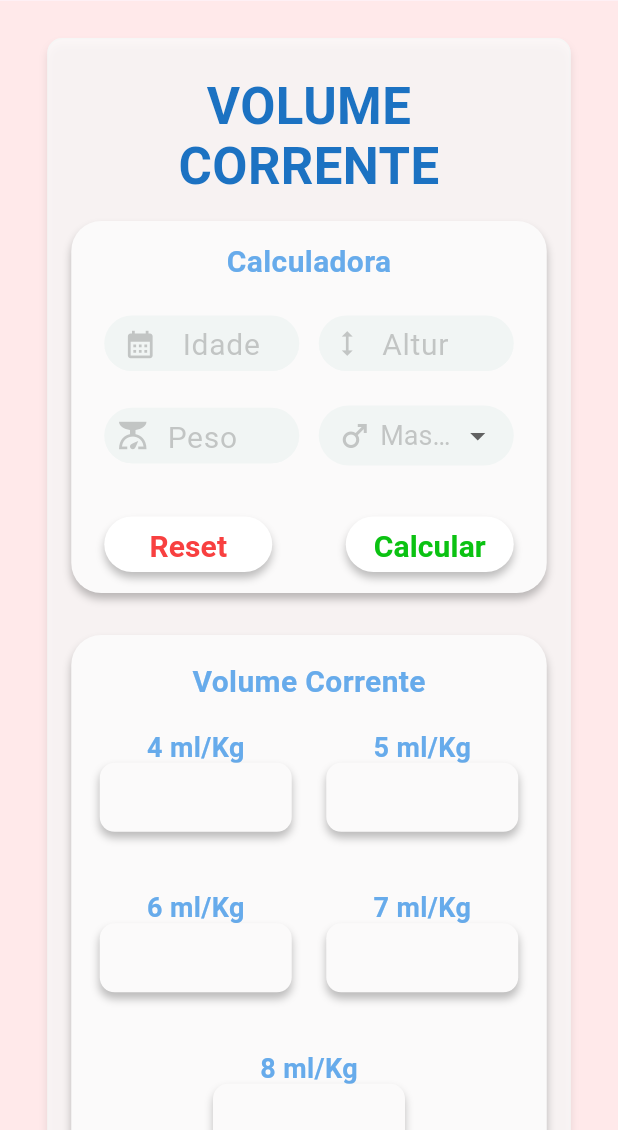
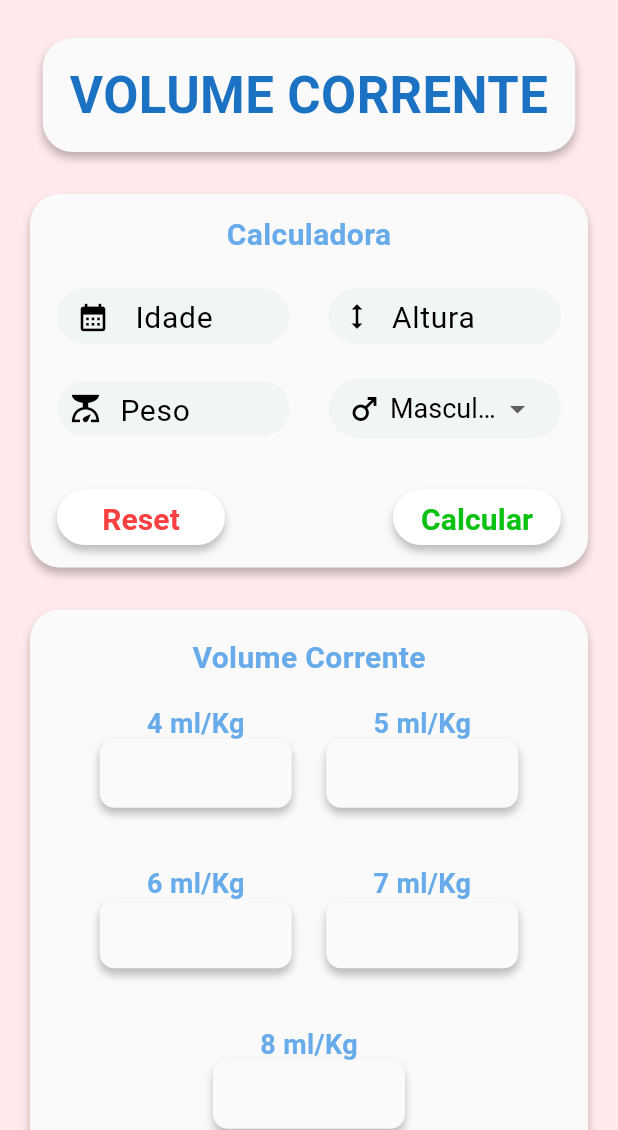
Before and after one commit to lucasvinicius73/airped, a Flutter app: the VolumeCorrentePage screen opened by its route, on a phone screen of 412 x 824 dp, the part 106-1236 px from its top. Run offline on Flutter 3.47's test engine with Material 3 defaults, Android fonts, the phone set to English and light mode, and no system bars; our stand-ins replace fluttertoast, get_it, google_fonts.

Commit message:
Removendo o Container de fundo para ter mais espaço

```diff
--- /dev/null
+++ b/lib/Widgets/custom_decoration.dart
@@ -0,0 +1,18 @@
+import 'package:flutter/material.dart';
+
+class CustomDecoration {
+  static final ShapeDecoration shapeDecoration = ShapeDecoration(
+    color: const Color(0xFFFBFAFA),
+    shape: RoundedRectangleBorder(
+      borderRadius: BorderRadius.circular(20),
+    ),
+    shadows: const [
+      BoxShadow(
+        color: Color(0x3F000000),
+        blurRadius: 4,
+        offset: Offset(0, 4),
+        spreadRadius: 0,
+      )
+    ],
+  );
+}
--- a/lib/about/about_page.dart
+++ b/lib/about/about_page.dart
@@ -179,12 +179,11 @@ class _AboutPageState extends State<AboutPage> {
                               subtitle: "contato@lucasvdev.com"),
                           CustomListeTile(
                               title: "Design feito por:",
-                              isEmail: true,
                               subtitle: "Amanda Fiel Savino"),
                           CustomListeTile(
                               title: "Contato UX Design",
                               isEmail: true,
-                              subtitle: "amandasavino@gmail.com"),
+                              subtitle: "amanda26fsavino@gmail.com"),
                         ],
                       ),
                     ),
--- a/lib/app_widget.dart
+++ b/lib/app_widget.dart
@@ -8,6 +8,7 @@ import 'package:airped/tot_pf/tot_pf.dart';
 import 'package:airped/volume/volume_corrente.dart';
 import 'package:flutter/material.dart';
 import 'package:airped/theme.dart';
+import 'package:fluttertoast/fluttertoast.dart';
 import 'package:google_fonts/google_fonts.dart';
 
 class MyApp extends StatefulWidget {
@@ -24,6 +25,7 @@ class _MyAppState extends State<MyApp> {
   @override
   Widget build(BuildContext context) {
     return MaterialApp(
+      builder: FToastBuilder(),
       title: 'Air Ped',
       theme: ThemeData(
         useMaterial3: true,
--- a/lib/calculadora/Widgets/custom_text_form.dart
+++ b/lib/calculadora/Widgets/custom_text_form.dart
@@ -19,7 +19,7 @@ class CustomTextFormCalculadora extends StatelessWidget {
   @override
   Widget build(BuildContext context) {
     return SizedBox(
-      width: 130,
+      width: 155,
       height: 37,
       child: TextFormField(
         keyboardType: TextInputType.number,
@@ -32,7 +32,7 @@ class CustomTextFormCalculadora extends StatelessWidget {
         style: const TextStyle(
           fontSize: 20,
           fontFamily: 'Roboto',
-          color: Color(0xFF7C7C7C),
+          color: Colors.black,
           fontWeight: FontWeight.w400,
           height: 1,
         ),
@@ -45,7 +45,7 @@ class CustomTextFormCalculadora extends StatelessWidget {
             right: 10,
           ),
           suffixStyle: const TextStyle(
-            color: Color(0x667C7C7C),
+            color: Colors.black,
             fontSize: 17,
             fontFamily: 'Roboto',
             fontWeight: FontWeight.w400,
@@ -53,7 +53,7 @@ class CustomTextFormCalculadora extends StatelessWidget {
             overflow: TextOverflow.clip,
           ),
           hintStyle: const TextStyle(
-            color: Color(0x667C7C7C),
+            color: Colors.black,
             fontSize: 20,
             fontFamily: 'Roboto',
             fontWeight: FontWeight.w400,
@@ -66,14 +66,14 @@ class CustomTextFormCalculadora extends StatelessWidget {
               ? IconButton(
                   icon: Icon(
                     icon,
-                    color: const Color(0x667C7C7C),
+                    color: Colors.black,
                     size: 22,
                   ),
                   onPressed: onPressed,
                 )
               : Icon(
                   icon,
-                  color: const Color(0x667C7C7C),
+                  color: Colors.black,
                   size: 22,
                 ),
           prefixIconConstraints: const BoxConstraints(
--- a/lib/calculadora/calculadora.dart
+++ b/lib/calculadora/calculadora.dart
@@ -1,8 +1,10 @@
 import 'package:airped/Widgets/custom_button.dart';
+import 'package:airped/Widgets/custom_decoration.dart';
 import 'package:airped/calculadora/calculadora_controller.dart';
 import 'package:airped/calculadora/Widgets/custom_text_form.dart';
 import 'package:airped/providers.dart';
 import 'package:flutter/material.dart';
+import 'package:fluttertoast/fluttertoast.dart';
 
 class Calculadora extends StatefulWidget {
   final Function() onPressed;
@@ -20,11 +22,14 @@ class Calculadora extends StatefulWidget {
 
 class _CalculadoraState extends State<Calculadora> {
   final controller = getIt<CalculadoraController>();
+  late FToast fToast;
 
   @override
   void initState() {
     super.initState();
     controller.idade.addListener(controller.handleTextChanged);
+    fToast = FToast();
+    fToast.init(context);
   }
 
   @override
@@ -32,22 +37,8 @@ class _CalculadoraState extends State<Calculadora> {
     return ListenableBuilder(
       listenable: controller,
       builder: (context, child) => Container(
-        padding:
-            const EdgeInsets.only(left: 22, right: 22, bottom: 14, top: 15),
-        decoration: ShapeDecoration(
-          color: const Color(0xFFFBFAFA),
-          shape: RoundedRectangleBorder(
-            borderRadius: BorderRadius.circular(20),
-          ),
-          shadows: const [
-            BoxShadow(
-              color: Color(0x3F000000),
-              blurRadius: 4,
-              offset: Offset(0, 4),
-              spreadRadius: 0,
-            )
-          ],
-        ),
+        padding: const EdgeInsets.symmetric(horizontal: 18, vertical: 15),
+        decoration: CustomDecoration.shapeDecoration,
         child: Column(
           children: [
             const Text(
@@ -74,8 +65,10 @@ class _CalculadoraState extends State<Calculadora> {
                     icon: controller.isYear == true
                         ? Icons.calendar_month
                         : Icons.calendar_view_day,
-                  onPressed: () => controller.changeAge(),
-                ),
+                    onPressed: () {
+                      controller.changeAge();
+                      _showToast();
+                    }),
                 const Spacer(),
                 CustomTextFormCalculadora(
                     controller: controller.altura,
@@ -94,7 +87,7 @@ class _CalculadoraState extends State<Calculadora> {
                     icon: Icons.scale),
                 const Spacer(),
                 Container(
-                  width: 130,
+                  width: 155,
                   height: 40,
                   padding: const EdgeInsets.symmetric(horizontal: 12),
                   decoration: ShapeDecoration(
@@ -109,13 +102,13 @@ class _CalculadoraState extends State<Calculadora> {
                         controller.sexo == 'Masculino'
                             ? Icons.male
                             : Icons.female,
-                        color: const Color(0x667C7C7C),
+                        color: Colors.black,
                       ),
                       const SizedBox(
                         width: 5,
                       ),
                       SizedBox(
-                        width: 77,
+                        width: 97,
                         child: DropdownButtonHideUnderline(
                           child: DropdownButton(
                             dropdownColor: const Color(0xFFF1F5F4),
@@ -131,7 +124,7 @@ class _CalculadoraState extends State<Calculadora> {
                                   child: Text(
                                     value,
                                     style: const TextStyle(
-                                        color: Color(0x667C7C7C),
+                                        color: Colors.black,
                                         fontSize: 18,
                                         fontFamily: 'Roboto',
                                         fontWeight: FontWeight.w400,
@@ -175,4 +168,50 @@ class _CalculadoraState extends State<Calculadora> {
       ),
     );
   }
+
+  _showToast() {
+    Widget toast = Container(
+      height: 60,
+      width: 300,
+      //padding: const EdgeInsets.symmetric(horizontal: 24.0, vertical: 12.0),
+      decoration: ShapeDecoration(
+        color: const Color(0xFFFBFAFA),
+        shape: RoundedRectangleBorder(
+          side: const BorderSide(color: Colors.grey, width: 0.5),
+          borderRadius: BorderRadius.circular(10),
+        ),
+        shadows: const [
+          BoxShadow(
+            color: Color(0x3F000000),
+            blurRadius: 4,
+            offset: Offset(0, 4),
+            spreadRadius: 0,
+          )
+        ],
+      ),
+      child: Center(
+        child: Row(
+          mainAxisSize: MainAxisSize.min,
+          children: [
+            const Icon(Icons.check),
+            const SizedBox(
+              width: 12.0,
+            ),
+            Text(
+              controller.isYear
+                  ? "Você mudou a Idade para anos!"
+                  : "Você mudou a Idade para meses!",
+              style: const TextStyle(),
+            ),
+          ],
+        ),
+      ),
+    );
+
+    fToast.showToast(
+      child: toast,
+      gravity: ToastGravity.BOTTOM,
+      toastDuration: const Duration(seconds: 2),
+    );
   }
+}
--- a/lib/desconforto_resp/desconforto_controller.dart
+++ b/lib/desconforto_resp/desconforto_controller.dart
@@ -20,7 +20,7 @@ class DesconfortoController extends ChangeNotifier {
   Map<String, int> sibilosMap = {
     'Não': 0,
     'Durante a ausculta ': 1,
-    'Audivel sem ausculta': 2,
+    'Audível sem ausculta': 2,
   };
   Map<String, int> cianoseMap = {
     'Não (>92%)': 0,
@@ -54,17 +54,17 @@ class DesconfortoController extends ChangeNotifier {
   calcularCuidado() {
     if (score < 4) {
       scoreText = 'Leve';
+      cuidados = ['O2 (<5l/min)', 'CPAP'];
       color = const Color(0xFF0BC212);
-      cuidados = ['O2 (<5l/min)', 'CPAP'];
     }
     if (score >= 4 && score <= 6) {
+      scoreText = 'Moderado';
       cuidados = ['O2 (<5l/min)', 'CNAF', 'BIPAP'];
-      scoreText = 'Moderado';
       color = Colors.orange;
     }
     if (score > 6) {
+      scoreText = 'Severo';
       cuidados = ['BIPAP*', 'VMI'];
-      scoreText = 'Severo';
       color = const Color(0xFFFF0000);
     }
     notifyListeners();
--- a/lib/volume/volume_corrente.dart
+++ b/lib/volume/volume_corrente.dart
@@ -1,3 +1,4 @@
+import 'package:airped/Widgets/custom_decoration.dart';
 import 'package:airped/calculadora/calculadora.dart';
 import 'package:airped/calculadora/calculadora_controller.dart';
 import 'package:airped/Widgets/custom_app_bar.dart';
@@ -7,6 +8,7 @@ import 'package:airped/volume/Widgets/volume_corrente_result.dart';
 import 'package:airped/volume/volume_corrent_controller.dart';
 import 'package:airped/widget_keys.dart';
 import 'package:flutter/material.dart';
+import 'package:fluttertoast/fluttertoast.dart';
 import 'package:provider/provider.dart';
 
 class VolumeCorrentePage extends StatefulWidget {
@@ -20,14 +22,19 @@ FocusNode focusNode = FocusNode();
 
 class _VolumeCorrentePageState extends State<VolumeCorrentePage> {
   @override
+  void initState() {
+    // TODO: implement initState
+    super.initState();
+  }
+
+  @override
   Widget build(BuildContext context) {
     final calculadoraController = getIt<CalculadoraController>();
     final controller = Provider.of<VolumeCorrenteController>(context);
-
     return Scaffold(
       backgroundColor: const Color(0xFFFFE9EA),
       drawer: const CustomDrawer(),
-      appBar: CustomAppBar(),
+      appBar: const CustomAppBar(),
       body: ListenableBuilder(
         listenable: controller,
         builder: (context, child) => SingleChildScrollView(
@@ -35,30 +42,13 @@ class _VolumeCorrentePageState extends State<VolumeCorrentePage> {
             child: Padding(
               padding: const EdgeInsets.only(
                   top: 25, left: 20, right: 20, bottom: 36),
-              child: Container(
-                padding:
-                    const EdgeInsets.symmetric(horizontal: 15, vertical: 24),
-                width: 349,
-                height: 938,
-                decoration: ShapeDecoration(
-                  color: const Color(0xCCFBFAFA),
-                  shape: RoundedRectangleBorder(
-                    side: const BorderSide(width: 1, color: Color(0x7FF1F5F4)),
-                    borderRadius: BorderRadius.circular(10),
-                  ),
-                  shadows: const [
-                    BoxShadow(
-                      color: Color(0x19000000),
-                      blurRadius: 4,
-                      offset: Offset(0, 4),
-                      spreadRadius: 0,
-                    )
-                  ],
-                ),
               child: Column(
                 crossAxisAlignment: CrossAxisAlignment.center,
                 children: [
-                    const Text(
+                  Container(
+                    decoration: CustomDecoration.shapeDecoration,
+                    padding: const EdgeInsets.all(18),
+                    child: const Text(
                       'VOLUME CORRENTE',
                       textAlign: TextAlign.center,
                       style: TextStyle(
@@ -69,7 +59,8 @@ class _VolumeCorrentePageState extends State<VolumeCorrentePage> {
                         height: 0,
                       ),
                     ),
-                    const SizedBox(height: 17),
+                  ),
+                  const SizedBox(height: 28),
                   Calculadora(
                     onPressedReset: () {
                       controller.reset();
@@ -101,23 +92,10 @@ class _VolumeCorrentePageState extends State<VolumeCorrentePage> {
                     height: 28,
                   ),
                   Container(
-                      height: 371,
-                      padding: const EdgeInsets.all(19),
-                      decoration: ShapeDecoration(
-                        color: const Color(0xFFFBFAFA),
-                        shape: RoundedRectangleBorder(
-                          borderRadius: BorderRadius.circular(20),
-                        ),
-                        shadows: const [
-                          BoxShadow(
-                            color: Color(0x3F000000),
-                            blurRadius: 4,
-                            offset: Offset(0, 4),
-                            spreadRadius: 0,
-                          )
-                        ],
-                      ),
+                    decoration: CustomDecoration.shapeDecoration,
+                    padding: const EdgeInsets.symmetric(vertical: 20),
                     child: Column(
+                      mainAxisAlignment: MainAxisAlignment.center,
                       children: [
                         const Text(
                           "Volume Corrente",
@@ -133,6 +111,7 @@ class _VolumeCorrentePageState extends State<VolumeCorrentePage> {
                           height: 22.2,
                         ),
                         Row(
+                          mainAxisAlignment: MainAxisAlignment.center,
                           children: [
                             VolumeCorrenteResult(
                                 title: '4', result: controller.vc4),
@@ -147,6 +126,7 @@ class _VolumeCorrentePageState extends State<VolumeCorrentePage> {
                           height: 40,
                         ),
                         Row(
+                          mainAxisAlignment: MainAxisAlignment.center,
                           children: [
                             VolumeCorrenteResult(
                                 title: '6', result: controller.vc6),
@@ -169,23 +149,11 @@ class _VolumeCorrentePageState extends State<VolumeCorrentePage> {
                     height: 28,
                   ),
                   Container(
+                    key: WidgetKeys.volumeKey,
+                    child: Container(
+                      decoration: CustomDecoration.shapeDecoration,
                       width: 317,
                       height: 115,
-                      key: WidgetKeys.volumeKey,
-                      decoration: ShapeDecoration(
-                        color: const Color(0xFFFBFAFA),
-                        shape: RoundedRectangleBorder(
-                          borderRadius: BorderRadius.circular(20),
-                        ),
-                        shadows: const [
-                          BoxShadow(
-                            color: Color(0x3F000000),
-                            blurRadius: 4,
-                            offset: Offset(0, 4),
-                            spreadRadius: 0,
-                          )
-                        ],
-                      ),
                       child: Column(
                         crossAxisAlignment: CrossAxisAlignment.center,
                         mainAxisAlignment: MainAxisAlignment.center,
@@ -234,9 +202,9 @@ class _VolumeCorrentePageState extends State<VolumeCorrentePage> {
                               ))
                         ],
                       ),
+                    ),
                   )
                 ],
-                ),
               ),
             ),
           ),
--- a/pubspec.yaml
+++ b/pubspec.yaml
@@ -17,6 +17,7 @@ dependencies:
   provider: ^6.1.2
   get_it: ^7.7.0
   url_launcher: ^6.3.0
+  fluttertoast: ^8.2.8
 
 dev_dependencies:
   flutter_test:
```
Also changed, not shown: pubspec.lock. Lines whose indentation alone changed are shown as unchanged.
